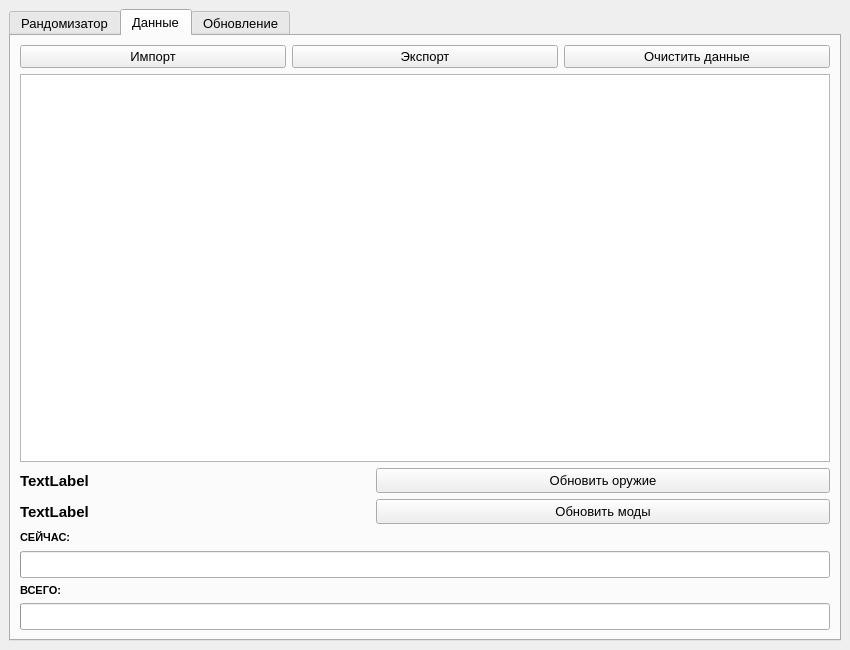
This is data/main_window.ui in MangriMen/TRND as Qt 5 draws it before an edit. The edited form follows.
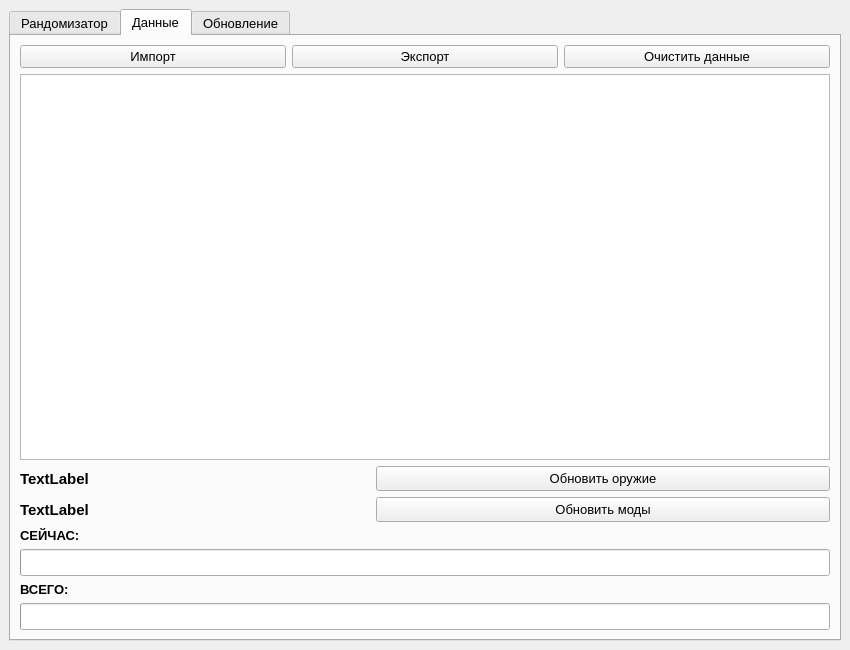
This is the edited form. The open tabs and pages were chosen to show the change. Icons and pictures are not drawn.

Commit message: Fixed font size on progressNow title

Diff of the .ui file:
```diff
--- a/data/main_window.ui
+++ b/data/main_window.ui
@@ -365,7 +365,7 @@
          <widget class="QLabel" name="lblTotal">
           <property name="font">
            <font>
-            <pointsize>8</pointsize>
+            <pointsize>10</pointsize>
             <weight>75</weight>
             <bold>true</bold>
            </font>
@@ -390,7 +390,7 @@
             </property>
             <property name="font">
              <font>
-              <pointsize>8</pointsize>
+              <pointsize>10</pointsize>
               <weight>75</weight>
               <bold>true</bold>
              </font>
```
Left out of the diff: 2 changed lines with no effect on the pictures.
